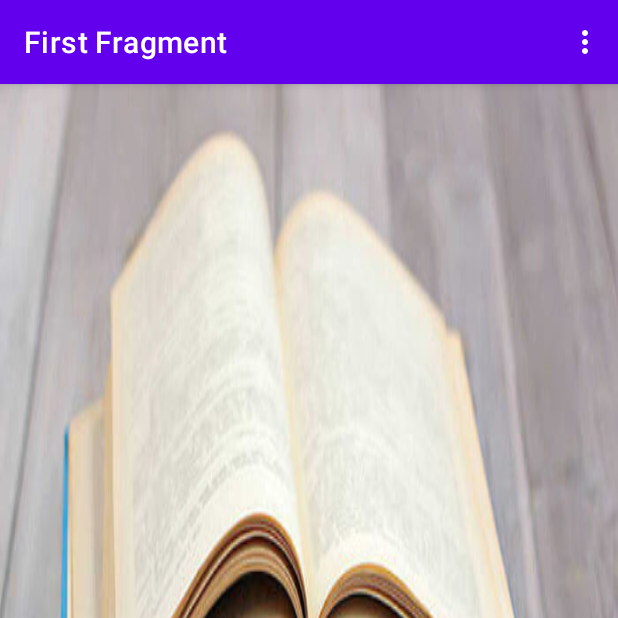
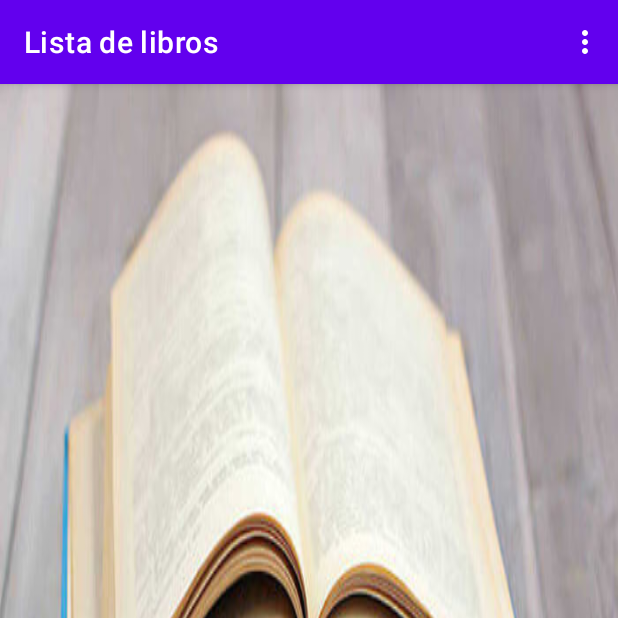
Before and after one commit to Markel-FDL/Proyecto_Android_Final_Iker_Markel, an Android app: the screen it shows after launch (MainActivity), on a phone screen of 412 x 824 dp, the top half of it. Run offline under Robolectric (Android 15) with nearby library versions, the phone set to English and light mode, and no system bars; our stand-ins replace navigation-ui; libraries missing offline, so code that uses them is left out: com.parse; 5 statements that could not run were skipped.

```diff
--- a/Proyecto_Android_Final_Iker_Markel/app/src/main/java/com/example/proyecto_android_final_iker_markel/FirstFragment.kt
+++ b/Proyecto_Android_Final_Iker_Markel/app/src/main/java/com/example/proyecto_android_final_iker_markel/FirstFragment.kt
@@ -5,6 +5,7 @@ import androidx.fragment.app.Fragment
 import android.view.LayoutInflater
 import android.view.View
 import android.view.ViewGroup
+import androidx.fragment.app.FragmentTransaction
 import androidx.navigation.fragment.findNavController
 import androidx.recyclerview.widget.LinearLayoutManager
 import androidx.recyclerview.widget.RecyclerView
@@ -39,9 +40,9 @@ class FirstFragment : Fragment() {
 
         (activity as MainActivity).supportActionBar?.title = "Lista de libros"
 
-        miRecyclerView=binding.Contenedores
-        miRecyclerView.layoutManager= LinearLayoutManager(activity)
-        miRecyclerView.adapter=Adaptador(this,(activity as MainActivity).miViewModel.listaLibros)
+        miRecyclerView = binding.Contenedores
+        miRecyclerView.layoutManager = LinearLayoutManager(activity)
+        miRecyclerView.adapter = Adaptador(this, (activity as MainActivity).miViewModel.listaLibros)
 
         binding.fab.setOnClickListener {
             findNavController().navigate(R.id.action_FirstFragment_to_insertarFragment)
@@ -54,4 +55,10 @@ class FirstFragment : Fragment() {
         super.onDestroyView()
         _binding = null
     }
+
+    override fun onResume() {
+        val ft: FragmentTransaction = requireFragmentManager().beginTransaction()
+        ft.detach(this).attach(this).commit()
+        super.onResume()
+    }
 }
--- a/Proyecto_Android_Final_Iker_Markel/app/src/main/java/com/example/proyecto_android_final_iker_markel/MainActivity.kt
+++ b/Proyecto_Android_Final_Iker_Markel/app/src/main/java/com/example/proyecto_android_final_iker_markel/MainActivity.kt
@@ -33,13 +33,7 @@ class MainActivity : AppCompatActivity() {
         appBarConfiguration = AppBarConfiguration(navController.graph)
         setupActionBarWithNavController(navController, appBarConfiguration)
 
-
-        /*Parse.initialize(
-            Parse.Configuration.Builder(this)
-                .applicationId(getString(R.string.back4app_app_id))
-                .clientKey(getString(R.string.back4app_client_key))
-                .server(getString(R.string.back4app_server_url))
-                .build());*/
+        supportActionBar?.title = "Lista de libros"
 
     }
 
--- a/Proyecto_Android_Final_Iker_Markel/app/src/main/java/com/example/proyecto_android_final_iker_markel/ModificarFragment.kt
+++ b/Proyecto_Android_Final_Iker_Markel/app/src/main/java/com/example/proyecto_android_final_iker_markel/ModificarFragment.kt
@@ -1,11 +1,12 @@
 package com.example.proyecto_android_final_iker_markel
 
 import android.os.Bundle
-import androidx.fragment.app.Fragment
 import android.view.LayoutInflater
 import android.view.View
 import android.view.ViewGroup
 import android.widget.Toast
+import androidx.fragment.app.Fragment
+import androidx.fragment.app.FragmentTransaction
 import androidx.navigation.fragment.findNavController
 import com.example.proyecto_android_final_iker_markel.databinding.FragmentModificarBinding
 
--- a/Proyecto_Android_Final_Iker_Markel/app/src/main/java/com/example/proyecto_android_final_iker_markel/MostrarFragment.kt
+++ b/Proyecto_Android_Final_Iker_Markel/app/src/main/java/com/example/proyecto_android_final_iker_markel/MostrarFragment.kt
@@ -7,6 +7,7 @@ import android.view.View
 import android.view.ViewGroup
 import android.widget.Toast
 import androidx.core.view.isVisible
+import androidx.fragment.app.FragmentTransaction
 import androidx.navigation.fragment.findNavController
 import com.example.proyecto_android_final_iker_markel.databinding.FragmentMostrarBinding
 
@@ -45,6 +46,7 @@ class MostrarFragment : Fragment() {
 
         binding.eliminar.setOnClickListener{
             (activity as MainActivity).miViewModel.eliminarLibro((activity as MainActivity).miViewModel.listaLibros[id].id)
+            (activity as MainActivity).miViewModel.actualizarLista()
             findNavController().navigate(R.id.action_mostrarFragment3_to_FirstFragment)
         }
     }
--- a/Proyecto_Android_Final_Iker_Markel/app/src/main/java/com/example/proyecto_android_final_iker_markel/VM.kt
+++ b/Proyecto_Android_Final_Iker_Markel/app/src/main/java/com/example/proyecto_android_final_iker_markel/VM.kt
@@ -60,7 +60,7 @@ class VM : ViewModel() {
     fun listarLibros(): MutableList<Libro>  {
         val ll: MutableList<Libro> = mutableListOf()
         val query = ParseQuery<ParseObject>("Libros")
-        query.orderByDescending("Titulo")
+        query.orderByAscending("Titulo")
         val lista = query.find()
         for (i in lista){
             val temp: Libro = Libro(
--- a/Proyecto_Android_Final_Iker_Markel/app/src/main/res/layout/activity_extra.xml
+++ b/Proyecto_Android_Final_Iker_Markel/app/src/main/res/layout/activity_extra.xml
@@ -36,8 +36,8 @@
             android:id="@+id/VolverActivity"
             android:layout_width="match_parent"
             android:layout_height="wrap_content"
+            android:layout_marginLeft="100dp"
             android:layout_marginTop="25dp"
-            android:layout_marginLeft="100dp"
             android:layout_marginRight="100dp"
             android:text="@string/volver_a_la_lista" />
     </LinearLayout>
```
